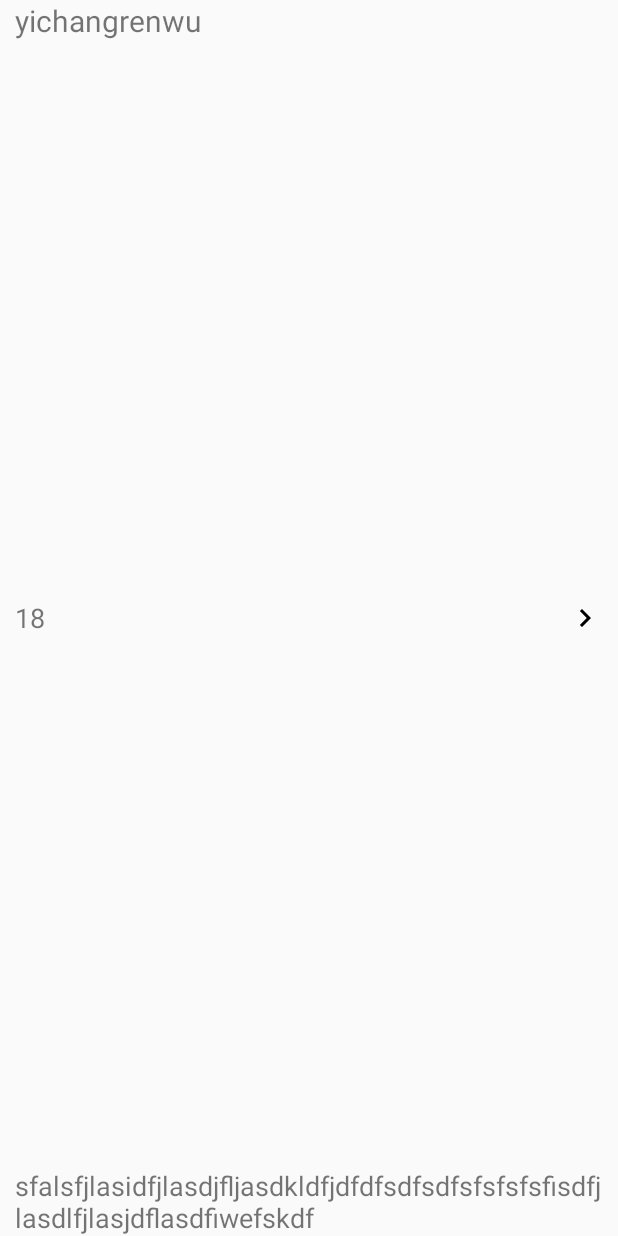
After one commit to timlei138/BankSafeBao, an Android app: the layout layout_taskgroup.xml on its own in the app's theme, with its tools: preview values and no code run, on a phone screen of 412 x 824 dp. The commit adds this screen. Run offline under Robolectric (Android 15) with nearby library versions, the phone set to English and light mode, and no system bars.

Commit message:
add same code for banksafebao

```diff
--- a/app/build.gradle
+++ b/app/build.gradle
@@ -2,6 +2,7 @@ apply plugin: 'com.android.application'
 
 android {
     compileSdkVersion rootProject.ext.android.compileSdkVersion
+    buildToolsVersion rootProject.ext.android.buildToolsVersion
     defaultConfig {
         applicationId rootProject.ext.android.applicationId
         minSdkVersion rootProject.ext.android.minSdkVersion
@@ -16,8 +17,6 @@ android {
             proguardFiles getDefaultProguardFile('proguard-android.txt'), 'proguard-rules.pro'
         }
     }
-
-    buildToolsVersion '27.0.3'
 }
 
 dependencies {
--- /dev/null
+++ b/app/src/main/java/com/android/bsb/ui/IBasePresent.java
@@ -0,0 +1,4 @@
+package com.android.bsb.ui;
+
+public class IBasePresent {
+}
--- /dev/null
+++ b/app/src/main/res/drawable/ic_chevron_right_black_24dp.xml
@@ -0,0 +1,9 @@
+<vector xmlns:android="http://schemas.android.com/apk/res/android"
+        android:width="24dp"
+        android:height="24dp"
+        android:viewportWidth="24.0"
+        android:viewportHeight="24.0">
+    <path
+        android:fillColor="#FF000000"
+        android:pathData="M10,6L8.59,7.41 13.17,12l-4.58,4.59L10,18l6,-6z"/>
+</vector>
--- /dev/null
+++ b/app/src/main/res/layout/layout_taskgroup.xml
@@ -0,0 +1,47 @@
+<?xml version="1.0" encoding="utf-8"?>
+<RelativeLayout
+    xmlns:android="http://schemas.android.com/apk/res/android"
+    android:id="@+id/group_container"
+    android:layout_width="match_parent"
+    android:layout_height="wrap_content"
+    android:layout_marginLeft="10dp"
+    android:layout_marginRight="10dp"
+    android:orientation="vertical">
+
+    <TextView
+        android:id="@+id/group_label"
+        android:layout_width="wrap_content"
+        android:layout_height="wrap_content"
+        android:layout_alignParentLeft="true"
+        android:layout_alignParentTop="true"
+        android:layout_gravity="left|top"
+        android:text="yichangrenwu"
+        android:textSize="20sp" />
+
+    <TextView
+        android:id="@+id/group_info"
+        android:layout_width="wrap_content"
+        android:layout_height="wrap_content"
+        android:layout_alignParentLeft="true"
+        android:layout_centerVertical="true"
+        android:text="18"
+        android:textSize="18sp" />
+
+    <ImageView
+        android:id="@+id/arrow_image"
+        android:layout_width="wrap_content"
+        android:layout_height="wrap_content"
+        android:background="@drawable/ic_chevron_right_black_24dp"
+        android:layout_alignParentRight="true"
+        android:layout_centerVertical="true"/>
+
+    <TextView
+        android:id="@+id/group_desc"
+        android:layout_width="match_parent"
+        android:layout_height="45dp"
+        android:layout_alignParentBottom="true"
+        android:layout_alignParentLeft="true"
+        android:gravity="bottom|left"
+        android:text="sfalsfjlasidfjlasdjfljasdkldfjdfdfsdfsdfsfsfsfsfisdfjlasdlfjlasjdflasdfiwefskdf"
+        android:textSize="18sp" />
+</RelativeLayout>
--- a/app/src/main/res/layout/layout_tasklist.xml
+++ b/app/src/main/res/layout/layout_tasklist.xml
@@ -19,6 +19,7 @@
         app:tabMode="fixed"
         app:tabIndicatorHeight="0dp"
         app:tabBackground="?attr/colorPrimary"
+        app:tabGravity="fill"
         android:layout_width="match_parent"
         android:layout_height="wrap_content">
 
--- a/config.gradle
+++ b/config.gradle
@@ -1,8 +1,8 @@
 ext{
 
     android = [
-            compileSdkVersion       : 26,
-            buildToolsVersion       : "26.0.2",
+            compileSdkVersion       : 27,
+            buildToolsVersion       : "27.0.3",
             applicationId           : "com.android.bsb",
             minSdkVersion           : 15,
             targetSdkVersion        : 26,
```
Also changed, not shown: app/src/main/java/com/android/bsb/bean/TaskGroupInfo.java (added, +71 -0 lines), app/src/main/java/com/android/bsb/bean/TaskInfo.java (added, +45 -0 lines), app/src/main/java/com/android/bsb/ui/adapter/BaseViewHolder.java (added, +100 -0 lines), app/src/main/java/com/android/bsb/ui/adapter/TaskAdapterItem.java (added, +44 -0 lines), app/src/main/java/com/android/bsb/ui/adapter/TaskListAdapter.java (added, +122 -0 lines), app/src/main/java/com/android/bsb/ui/tasklist/UnDoneTaskFragment.java (+42 -0 lines), app/src/main/res/layout/layout_taskitem.xml (added, +12 -0 lines), app/src/main/res/layout/layout_tasklist_page.xml (+6 -9 lines).
